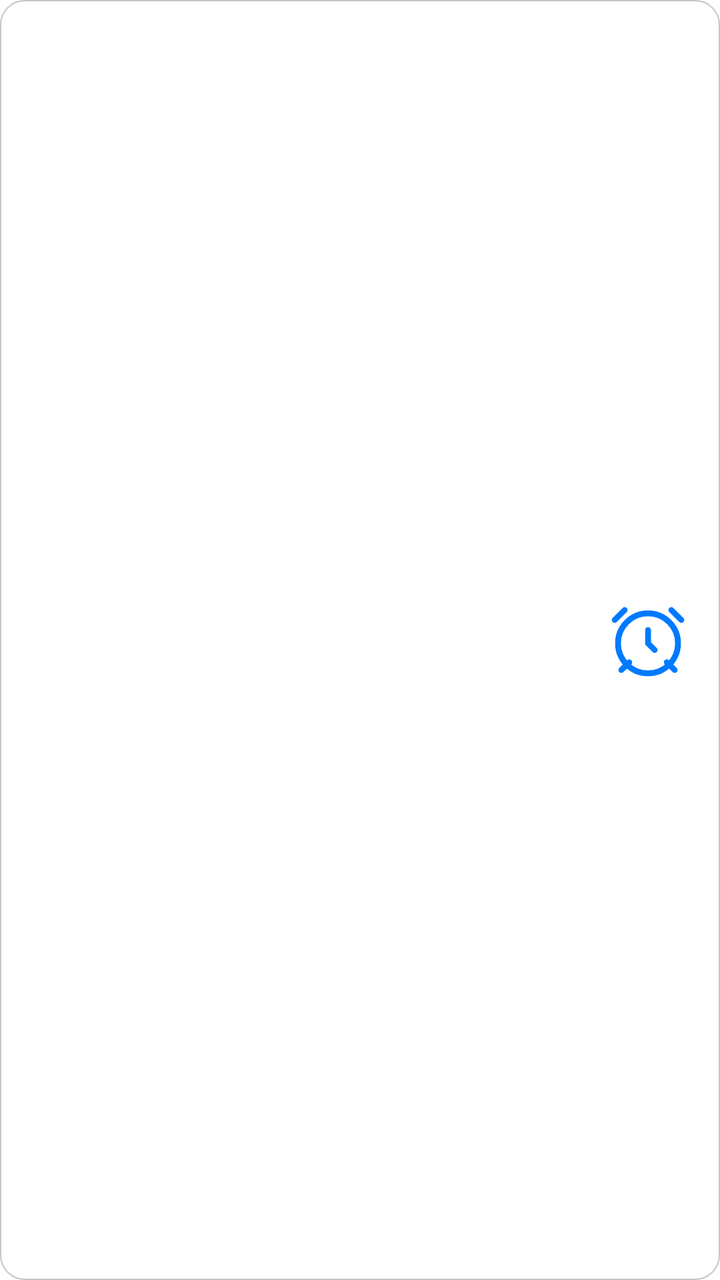
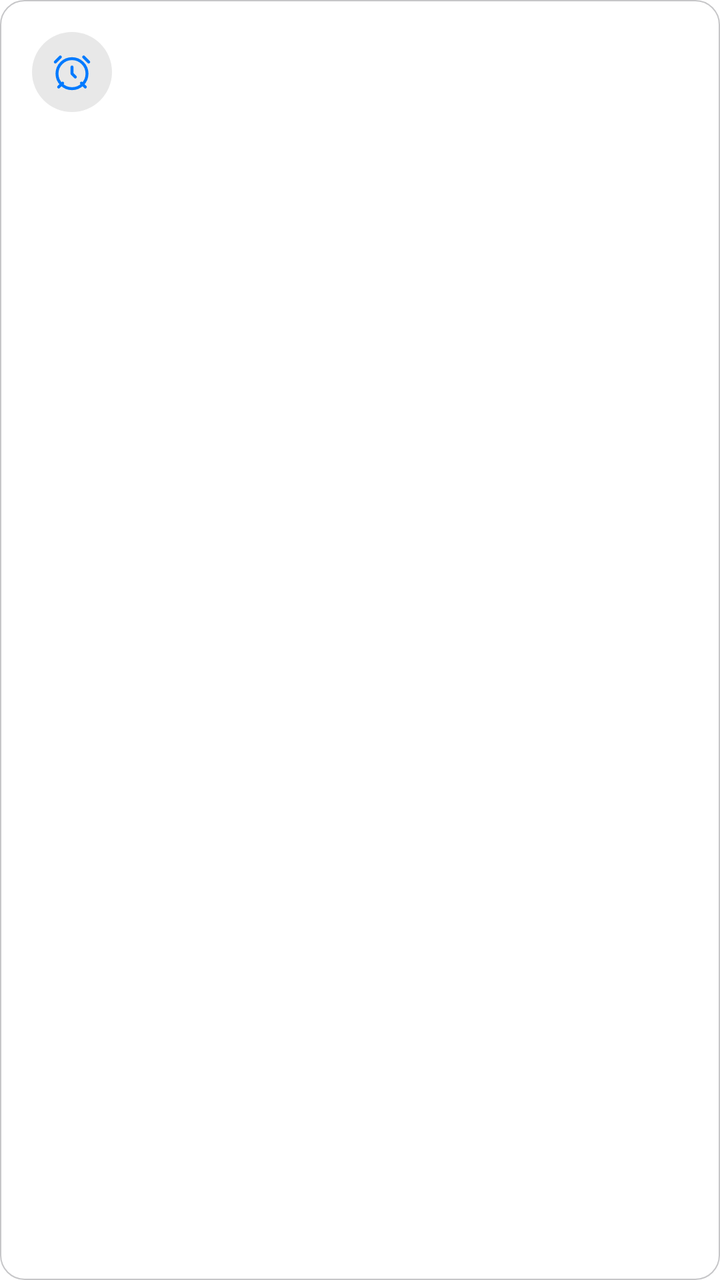

Two renders of the same Android screen: before a commit and after it. Below are the layout's source before the change and the commit's diff.
<!-- AndroidManifest.xml: application theme AppTheme -->
<!-- res/layout/wl_alarm_ltr.xml -->
<?xml version="1.0" encoding="utf-8"?>
<FrameLayout xmlns:android="http://schemas.android.com/apk/res/android"
    android:id="@+id/wRoot"
    android:layout_width="match_parent"
    android:layout_height="match_parent"
    android:layoutDirection="ltr">

    <ImageView
        android:id="@+id/wBg"
        android:layout_width="match_parent"
        android:layout_height="match_parent"
        android:importantForAccessibility="no"
        android:scaleType="fitXY"
        android:src="@drawable/wb_adaptive_1" />
    <ImageView
        android:id="@+id/wBorder"
        android:layout_width="match_parent"
        android:layout_height="match_parent"
        android:importantForAccessibility="no"
        android:scaleType="fitXY"
        android:src="@drawable/wb_bd_adaptive_2"
        android:visibility="gone" />
    <LinearLayout
        android:layout_width="match_parent"
        android:layout_height="match_parent"
        android:gravity="center_vertical"
        android:orientation="horizontal"
        android:padding="16dp">
        <LinearLayout
            android:layout_width="0dp"
            android:layout_height="wrap_content"
            android:layout_weight="1"
            android:orientation="vertical">
        <TextView
            android:id="@+id/wS1"
            android:layout_width="wrap_content"
            android:layout_height="wrap_content"
            android:fontFamily="sans-serif"
            android:includeFontPadding="false"
            android:singleLine="true"
            android:textColor="@color/text_secondary"
            android:textSize="13sp"
            />
        <TextView
            android:id="@+id/wP1"
            android:layout_width="wrap_content"
            android:layout_height="wrap_content"
            android:fontFamily="sans-serif-light"
            android:includeFontPadding="false"
            android:singleLine="true"
            android:textColor="@color/text_primary"
            android:textSize="38sp"
            />
        <TextView
            android:id="@+id/wA1"
            android:layout_width="wrap_content"
            android:layout_height="wrap_content"
            android:fontFamily="sans-serif"
            android:includeFontPadding="false"
            android:singleLine="true"
            android:textColor="@color/accent"
            android:textSize="14sp"
            android:textStyle="bold"
            android:layout_marginTop="2dp"
            />
        </LinearLayout>
        <ImageView
            android:id="@+id/wIcon"
            android:layout_width="40dp"
            android:layout_height="40dp"
            android:importantForAccessibility="no"
            android:src="@drawable/ic_alarm"
            android:tint="@color/accent" />
    </LinearLayout>
</FrameLayout>
<!-- resources referenced by this layout -->
<resources>
  <color name="accent">#007AFF</color>
  <color name="text_primary">#000000</color>
  <color name="text_secondary">#6C6C70</color>
  <!-- drawable wb_adaptive_1 (drawable) -->
  <?xml version="1.0" encoding="utf-8"?>
  <shape xmlns:android="http://schemas.android.com/apk/res/android" android:shape="rectangle">
      <solid android:color="@color/surface" />
      <stroke android:width="0.5dp" android:color="@color/stroke" />
      <corners android:radius="12dp" />
  </shape>
  <!-- drawable wb_bd_adaptive_2 (drawable) -->
  <?xml version="1.0" encoding="utf-8"?>
  <shape xmlns:android="http://schemas.android.com/apk/res/android" android:shape="rectangle">
      <solid android:color="#00000000" />
      <stroke android:width="1.2dp" android:color="@color/text_hint" />
      <corners android:radius="22dp" />
  </shape>
  <color name="surface">#FFFFFF</color>
  <color name="stroke">#C6C6C8</color>
  <color name="text_hint">#AEAEB2</color>
  <color name="accent_text">#007AFF</color>
  <color name="accent_soft">#E5F1FF</color>
  <color name="brand_start">#007AFF</color>
  <color name="brand_mid">#007AFF</color>
  <color name="brand_end">#007AFF</color>
  <color name="bg">#FFFFFF</color>
  <color name="bg_group">#F2F2F7</color>
  <color name="surface_high">#E5E5EA</color>
  <color name="field">#F2F2F7</color>
  <color name="stroke_soft">#E5E5EA</color>
  <color name="neutral_soft">#E9E9EB</color>
  <style name="AppDialog" parent="Theme.AppCompat.DayNight.Dialog.Alert">
          <item name="colorAccent">?attr/cAccentText</item>
          <item name="android:windowBackground">@drawable/bg_dialog</item>
          <item name="android:textColorPrimary">?attr/cTextPrimary</item>
          <item name="android:textColorSecondary">?attr/cTextSecondary</item>
          <item name="android:backgroundDimAmount">0.4</item>
          <item name="android:windowAnimationStyle">@style/DialogAnim</item>
          <item name="windowMinWidthMinor">92%</item>
          <item name="windowMinWidthMajor">60%</item>
          <item name="android:windowElevation">0dp</item>
      </style>
  <style name="ActivityAnim" parent="@android:style/Animation.Activity">
          <item name="android:activityOpenEnterAnimation">@anim/act_open_enter</item>
          <item name="android:activityOpenExitAnimation">@anim/act_open_exit</item>
          <item name="android:activityCloseEnterAnimation">@anim/act_close_enter</item>
          <item name="android:activityCloseExitAnimation">@anim/act_close_exit</item>
      </style>
  <style name="IosSeekBar" parent="Widget.AppCompat.SeekBar">
          <item name="android:progressDrawable">@drawable/seek_track</item>
          <item name="android:thumb">@drawable/seek_thumb</item>
          <item name="android:splitTrack">false</item>
          <item name="android:minHeight">4dp</item>
          <item name="android:maxHeight">4dp</item>
          <item name="android:paddingStart">14dp</item>
          <item name="android:paddingEnd">14dp</item>
      </style>
  <!-- drawable bg_dialog (drawable) -->
  <?xml version="1.0" encoding="utf-8"?>
  <inset xmlns:android="http://schemas.android.com/apk/res/android"
      android:insetLeft="4dp"
      android:insetTop="4dp"
      android:insetRight="4dp"
      android:insetBottom="4dp">
      <shape android:shape="rectangle">
          <solid android:color="?attr/cSurface" />
          <corners android:radius="14dp" />
      </shape>
  </inset>
  <style name="DialogAnim" parent="@android:style/Animation.Dialog">
          <item name="android:windowEnterAnimation">@anim/dlg_in</item>
          <item name="android:windowExitAnimation">@anim/dlg_out</item>
      </style>
  <!-- unchanged entries left out for length: 4 -->
</resources>

<!-- the commit's change to res/layout/wl_alarm_ltr.xml (unified diff, before → after) -->
@@ -4,7 +4,6 @@
     android:layout_width="match_parent"
     android:layout_height="match_parent"
     android:layoutDirection="ltr">
-
     <ImageView
         android:id="@+id/wBg"
         android:layout_width="match_parent"
@@ -20,56 +19,15 @@
         android:scaleType="fitXY"
         android:src="@drawable/wb_bd_adaptive_2"
         android:visibility="gone" />
-    <LinearLayout
-        android:layout_width="match_parent"
-        android:layout_height="match_parent"
-        android:gravity="center_vertical"
-        android:orientation="horizontal"
-        android:padding="16dp">
-        <LinearLayout
-            android:layout_width="0dp"
-            android:layout_height="wrap_content"
-            android:layout_weight="1"
-            android:orientation="vertical">
-        <TextView
-            android:id="@+id/wS1"
-            android:layout_width="wrap_content"
-            android:layout_height="wrap_content"
-            android:fontFamily="sans-serif"
-            android:includeFontPadding="false"
-            android:singleLine="true"
-            android:textColor="@color/text_secondary"
-            android:textSize="13sp"
-            />
-        <TextView
-            android:id="@+id/wP1"
-            android:layout_width="wrap_content"
-            android:layout_height="wrap_content"
-            android:fontFamily="sans-serif-light"
-            android:includeFontPadding="false"
-            android:singleLine="true"
-            android:textColor="@color/text_primary"
-            android:textSize="38sp"
-            />
-        <TextView
-            android:id="@+id/wA1"
-            android:layout_width="wrap_content"
-            android:layout_height="wrap_content"
-            android:fontFamily="sans-serif"
-            android:includeFontPadding="false"
-            android:singleLine="true"
-            android:textColor="@color/accent"
-            android:textSize="14sp"
-            android:textStyle="bold"
-            android:layout_marginTop="2dp"
-            />
-        </LinearLayout>
-        <ImageView
-            android:id="@+id/wIcon"
-            android:layout_width="40dp"
-            android:layout_height="40dp"
-            android:importantForAccessibility="no"
-            android:src="@drawable/ic_alarm"
-            android:tint="@color/accent" />
-    </LinearLayout>
+<LinearLayout android:layout_width="match_parent" android:layout_height="match_parent" android:orientation="vertical" android:padding="16dp">
+<LinearLayout android:layout_width="match_parent" android:layout_height="wrap_content" android:orientation="horizontal" android:gravity="center_vertical">
+<LinearLayout android:layout_width="40dp" android:layout_height="40dp" android:orientation="horizontal" android:gravity="center" android:background="@drawable/wb_circle">
+<ImageView android:id="@+id/wIcon" android:layout_width="20dp" android:layout_height="20dp" android:importantForAccessibility="no" android:src="@drawable/ic_alarm" android:tint="@color/accent" />
+</LinearLayout>
+<TextView android:id="@+id/wS1" android:layout_width="wrap_content" android:layout_height="wrap_content" android:layout_marginStart="10dp" android:fontFamily="sans-serif-medium" android:includeFontPadding="false" android:singleLine="true" android:textColor="@color/text_secondary" android:textSize="13sp" />
+</LinearLayout>
+<FrameLayout android:layout_width="match_parent" android:layout_height="0dp" android:layout_weight="1" />
+<TextView android:id="@+id/wP1" android:layout_width="wrap_content" android:layout_height="wrap_content" android:fontFamily="sans-serif-light" android:includeFontPadding="false" android:singleLine="true" android:textColor="@color/text_primary" android:textSize="38sp" />
+<TextView android:id="@+id/wA1" android:layout_width="wrap_content" android:layout_height="wrap_content" android:layout_marginTop="2dp" android:fontFamily="sans-serif" android:includeFontPadding="false" android:singleLine="true" android:textColor="@color/accent" android:textSize="14sp" android:textStyle="bold" />
+</LinearLayout>
 </FrameLayout>
<!-- resource entries referenced after the edit -->
@@ -16,6 +16,10 @@
       <solid android:color="#00000000" />
       <stroke android:width="1.2dp" android:color="@color/text_hint" />
       <corners android:radius="22dp" />
+  </shape>
+  <!-- drawable wb_circle (drawable) -->
+  <shape xmlns:android="http://schemas.android.com/apk/res/android" android:shape="oval">
+      <solid android:color="#2E808080" />
   </shape>
   <color name="surface">#FFFFFF</color>
   <color name="stroke">#C6C6C8</color>
